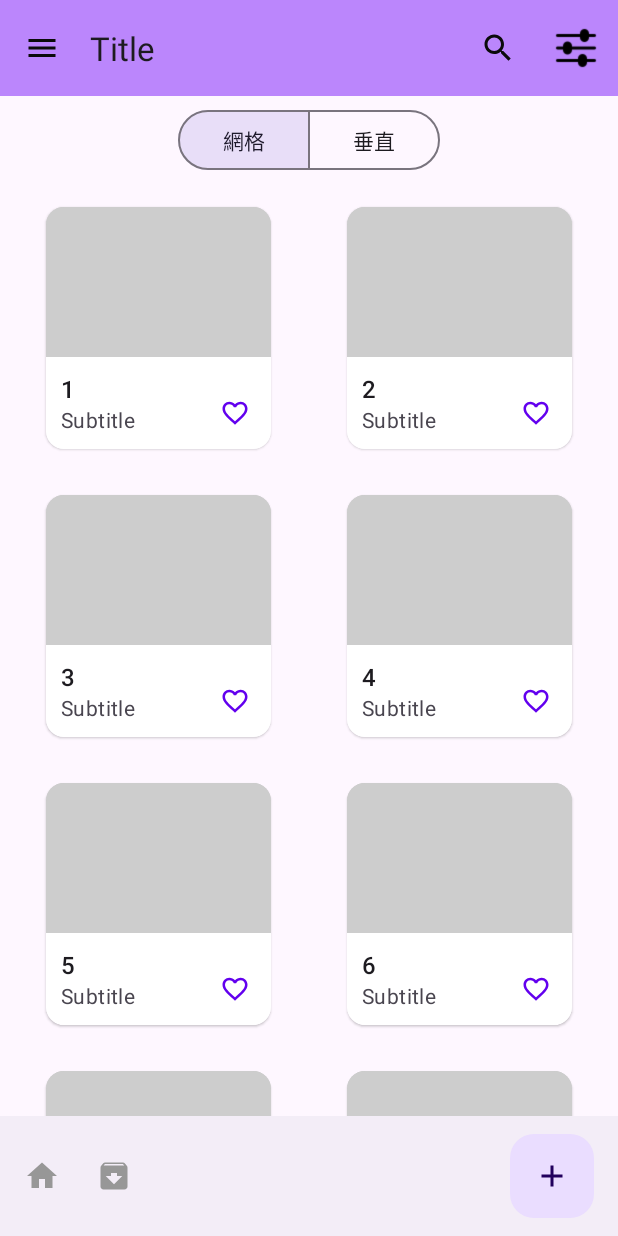
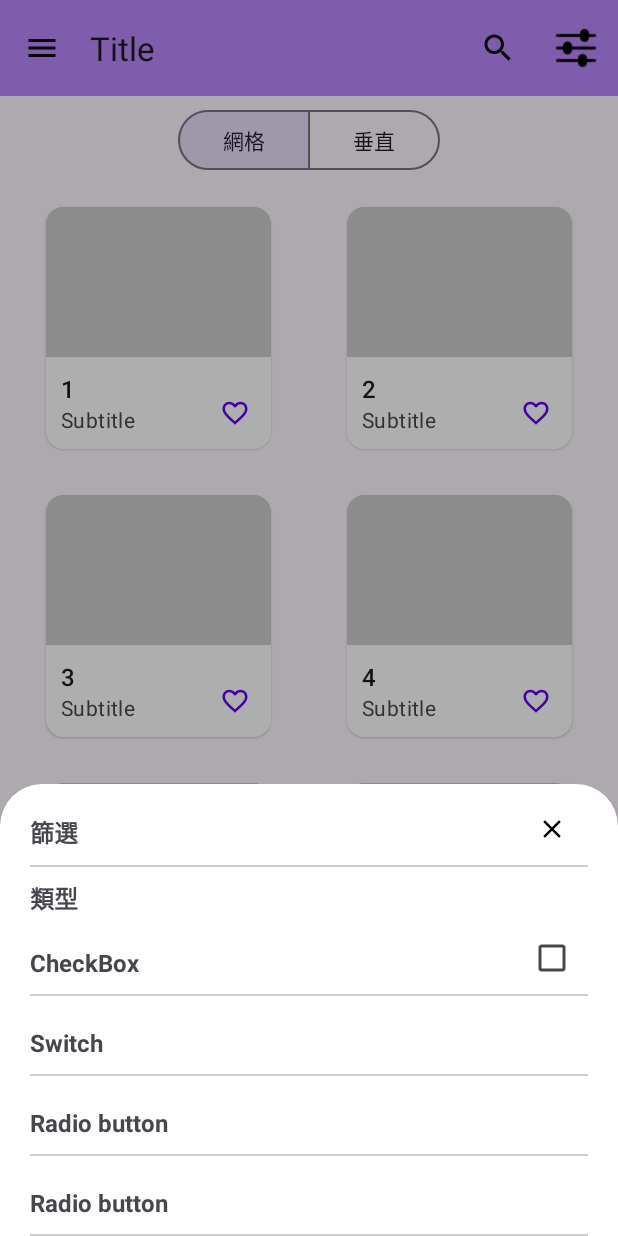
Before and after one commit to Quuanna/MDCSubject, an Android app: the fragment ProductCardsFragment placed in its activity, after a tap on "篩選", on a phone screen of 412 x 824 dp. Run offline under Robolectric (Android 15) with nearby library versions, the phone set to English and light mode, and no system bars.

Commit message:
1. 新增BottomSheet的layout、新增BottomSheetDialogFragment的class 2. 新增邏輯開啟或關閉BottomSheet

```diff
--- /dev/null
+++ b/app/src/main/java/com/anna/mdcsubject/ui/bottomSheet/ModalBottomSheet.kt
@@ -0,0 +1,39 @@
+package com.anna.mdcsubject.ui.bottomSheet
+
+import android.app.Dialog
+import android.os.Bundle
+import android.view.LayoutInflater
+import android.view.View
+import android.view.ViewGroup
+import com.anna.mdcsubject.databinding.ModelBottomSheetContentBinding
+import com.google.android.material.bottomsheet.BottomSheetDialogFragment
+
+class ModalBottomSheet : BottomSheetDialogFragment() {
+
+    companion object {
+        const val TAG = "ModalBottomSheet"
+    }
+
+    private var _binding: ModelBottomSheetContentBinding? = null
+    private val binding get() = _binding
+
+
+
+    override fun onCreateView(
+        inflater: LayoutInflater,
+        container: ViewGroup?,
+        savedInstanceState: Bundle?
+    ): View? {
+        _binding = ModelBottomSheetContentBinding.inflate(inflater, container, false)
+        return binding?.root
+    }
+
+    override fun onViewCreated(view: View, savedInstanceState: Bundle?) {
+        super.onViewCreated(view, savedInstanceState)
+
+        binding?.btnClose?.setOnClickListener{
+            dismiss()
+        }
+    }
+
+}
--- a/app/src/main/java/com/anna/mdcsubject/ui/fragment/ProductCardsFragment.kt
+++ b/app/src/main/java/com/anna/mdcsubject/ui/fragment/ProductCardsFragment.kt
@@ -14,6 +14,8 @@ import com.anna.mdcsubject.ui.adapter.CardRecyclerViewAdapter
 import com.anna.mdcsubject.CardsType
 import com.anna.mdcsubject.R
 import com.anna.mdcsubject.databinding.FragmentProductCardsBinding
+import com.anna.mdcsubject.ui.bottomSheet.ModalBottomSheet
+import com.google.android.material.bottomsheet.BottomSheetDialog
 
 class ProductCardsFragment : Fragment() {
 
@@ -35,12 +37,12 @@ class ProductCardsFragment : Fragment() {
     override fun onViewCreated(view: View, savedInstanceState: Bundle?) {
         super.onViewCreated(view, savedInstanceState)
 
-        initToolbar()
         initView()
+        initToolbarClick()
 
     }
 
-    private fun initToolbar() {
+    private fun initToolbarClick() {
         binding?.topAppBar?.setOnMenuItemClickListener { menu ->
             when (menu.itemId) {
                 R.id.search -> {
@@ -48,7 +50,12 @@ class ProductCardsFragment : Fragment() {
                     true
                 }
                 R.id.filter -> {
-                    Toast.makeText(context, "測試 menu item filter", Toast.LENGTH_LONG).show()
+                    Toast.makeText(context, "開啟Bottom Sheet", Toast.LENGTH_LONG).show()
+                    // 開啟Bottom Sheet
+                    val modalBottomSheet = ModalBottomSheet()
+                    if(context != null) {
+                        modalBottomSheet.show(requireActivity().supportFragmentManager, ModalBottomSheet.TAG)
+                    }
                     true
                 }
                 else -> false
--- /dev/null
+++ b/app/src/main/res/drawable/ic_close.xml
@@ -0,0 +1,5 @@
+<vector android:height="24dp" android:tint="#979797"
+    android:viewportHeight="24" android:viewportWidth="24"
+    android:width="24dp" xmlns:android="http://schemas.android.com/apk/res/android">
+    <path android:fillColor="@android:color/white" android:pathData="M19,6.41L17.59,5 12,10.59 6.41,5 5,6.41 10.59,12 5,17.59 6.41,19 12,13.41 17.59,19 19,17.59 13.41,12z"/>
+</vector>
--- /dev/null
+++ b/app/src/main/res/layout/model_bottom_sheet_content.xml
@@ -0,0 +1,169 @@
+<?xml version="1.0" encoding="utf-8"?>
+<androidx.constraintlayout.widget.ConstraintLayout xmlns:android="http://schemas.android.com/apk/res/android"
+    xmlns:app="http://schemas.android.com/apk/res-auto"
+    xmlns:tools="http://schemas.android.com/tools"
+    android:id="@+id/modelBottomSheet"
+    style="?attr/bottomSheetDialogTheme"
+    android:layout_width="match_parent"
+    android:layout_height="match_parent"
+    app:layout_behavior="com.google.android.material.bottomsheet.BottomSheetBehavior">
+
+
+    <!-- Bottom sheet contents. -->
+    <TextView
+        android:id="@+id/textView1"
+        android:layout_width="wrap_content"
+        android:layout_height="wrap_content"
+        android:layout_margin="20dp"
+        android:text="篩選"
+        android:textSize="16dp"
+        android:textStyle="bold"
+        app:layout_constraintStart_toStartOf="parent"
+        app:layout_constraintTop_toTopOf="parent"/>
+
+    <com.google.android.material.button.MaterialButton
+        android:id="@+id/btn_close"
+        android:layout_width="wrap_content"
+        android:layout_height="wrap_content"
+        android:layout_marginHorizontal="20dp"
+        style="@style/Widget.Material3.Button.IconButton"
+        app:iconTint="@color/black"
+        app:icon="@drawable/ic_close"
+        app:layout_constraintEnd_toEndOf="parent"
+        app:layout_constraintBottom_toTopOf="@id/divider1"/>
+
+    <com.google.android.material.divider.MaterialDivider
+        android:id="@+id/divider1"
+        android:layout_width="match_parent"
+        android:layout_height="wrap_content"
+        android:layout_marginTop="10dp"
+        app:dividerColor="@color/gray"
+        app:dividerInsetEnd="20dp"
+        app:dividerInsetStart="20dp"
+        app:layout_constraintEnd_toEndOf="parent"
+        app:layout_constraintStart_toStartOf="parent"
+        app:layout_constraintTop_toBottomOf="@id/textView1" />
+
+    <TextView
+        android:id="@+id/textView2"
+        android:layout_width="wrap_content"
+        android:layout_height="wrap_content"
+        android:layout_gravity="center"
+        android:layout_marginHorizontal="20dp"
+        android:layout_marginVertical="20dp"
+        android:text="類型"
+        android:textSize="16dp"
+        android:textStyle="bold"
+        app:layout_constraintStart_toStartOf="parent"
+        app:layout_constraintTop_toBottomOf="@id/textView1" />
+
+    <!--CheckBox-->
+    <TextView
+        android:id="@+id/tv_check_box"
+        android:layout_width="wrap_content"
+        android:layout_height="wrap_content"
+        android:layout_gravity="center"
+        android:layout_marginVertical="20dp"
+        android:text="CheckBox"
+        android:textSize="16dp"
+        android:textStyle="bold"
+        app:layout_constraintStart_toStartOf="@id/textView2"
+        app:layout_constraintTop_toBottomOf="@id/textView2"/>
+
+    <CheckBox
+        android:id="@+id/checkBox"
+        android:layout_width="wrap_content"
+        android:layout_height="wrap_content"
+        android:layout_marginHorizontal="20dp"
+        app:layout_constraintEnd_toEndOf="parent"
+        app:layout_constraintBottom_toTopOf="@id/divider2" />
+
+    <com.google.android.material.divider.MaterialDivider
+        android:id="@+id/divider2"
+        android:layout_width="match_parent"
+        android:layout_height="wrap_content"
+        android:layout_marginTop="10dp"
+        app:dividerColor="@color/gray"
+        app:dividerInsetEnd="20dp"
+        app:dividerInsetStart="20dp"
+        app:layout_constraintEnd_toEndOf="parent"
+        app:layout_constraintStart_toStartOf="parent"
+        app:layout_constraintTop_toBottomOf="@id/tv_check_box"/>
+
+    <!--Switch-->
+    <TextView
+        android:id="@+id/tv_switch"
+        android:layout_width="wrap_content"
+        android:layout_height="wrap_content"
+        android:layout_gravity="center"
+        android:layout_marginVertical="20dp"
+        android:text="Switch"
+        android:textSize="16dp"
+        android:textStyle="bold"
+        app:layout_constraintStart_toStartOf="@id/textView2"
+        app:layout_constraintTop_toBottomOf="@id/divider2"/>
+
+    <com.google.android.material.divider.MaterialDivider
+        android:id="@+id/divider3"
+        android:layout_width="match_parent"
+        android:layout_height="wrap_content"
+        android:layout_marginTop="10dp"
+        app:dividerColor="@color/gray"
+        app:dividerInsetEnd="20dp"
+        app:dividerInsetStart="20dp"
+        app:layout_constraintEnd_toEndOf="parent"
+        app:layout_constraintStart_toStartOf="parent"
+        app:layout_constraintTop_toBottomOf="@id/tv_switch"/>
+
+    <!--Radio button-->
+    <TextView
+        android:id="@+id/tv_radio_button"
+        android:layout_width="wrap_content"
+        android:layout_height="wrap_content"
+        android:layout_gravity="center"
+        android:layout_marginVertical="20dp"
+        android:text="Radio button"
+        android:textSize="16dp"
+        android:textStyle="bold"
+        app:layout_constraintStart_toStartOf="@id/textView2"
+        app:layout_constraintTop_toBottomOf="@id/divider3"/>
+
+    <com.google.android.material.divider.MaterialDivider
+        android:id="@+id/divider4"
+        android:layout_width="match_parent"
+        android:layout_height="wrap_content"
+        android:layout_marginTop="10dp"
+        app:dividerColor="@color/gray"
+        app:dividerInsetEnd="20dp"
+        app:dividerInsetStart="20dp"
+        app:layout_constraintEnd_toEndOf="parent"
+        app:layout_constraintStart_toStartOf="parent"
+        app:layout_constraintTop_toBottomOf="@id/tv_radio_button"/>
+
+
+    <!--Progress-->
+    <TextView
+        android:id="@+id/tv_progress"
+        android:layout_width="wrap_content"
+        android:layout_height="wrap_content"
+        android:layout_gravity="center"
+        android:layout_marginVertical="20dp"
+        android:text="Radio button"
+        android:textSize="16dp"
+        android:textStyle="bold"
+        app:layout_constraintStart_toStartOf="@id/textView2"
+        app:layout_constraintTop_toBottomOf="@id/divider4"/>
+
+    <com.google.android.material.divider.MaterialDivider
+        android:id="@+id/divider5"
+        android:layout_width="match_parent"
+        android:layout_height="wrap_content"
+        android:layout_marginTop="10dp"
+        app:dividerColor="@color/gray"
+        app:dividerInsetEnd="20dp"
+        app:dividerInsetStart="20dp"
+        app:layout_constraintEnd_toEndOf="parent"
+        app:layout_constraintStart_toStartOf="parent"
+        app:layout_constraintTop_toBottomOf="@id/tv_progress"/>
+
+</androidx.constraintlayout.widget.ConstraintLayout>
--- a/app/src/main/res/values/themes.xml
+++ b/app/src/main/res/values/themes.xml
@@ -12,5 +12,16 @@
         <!-- Status bar color. -->
         <item name="android:statusBarColor">@color/purple_200</item>
         <!-- Customize your theme here. -->
+        <item name="bottomSheetDialogTheme">@style/ModalBottomSheetDialog</item>
     </style>
+
+    <style name="ModalBottomSheet" parent="Widget.Material3.BottomSheet.Modal">
+        <item name="behavior_draggable">false</item>
+        <item name="backgroundTint">@color/white</item>
+    </style>
+
+    <style name="ModalBottomSheetDialog" parent="ThemeOverlay.Material3.BottomSheetDialog">
+        <item name="bottomSheetStyle">@style/ModalBottomSheet</item>
+    </style>
+
 </resources>
```
